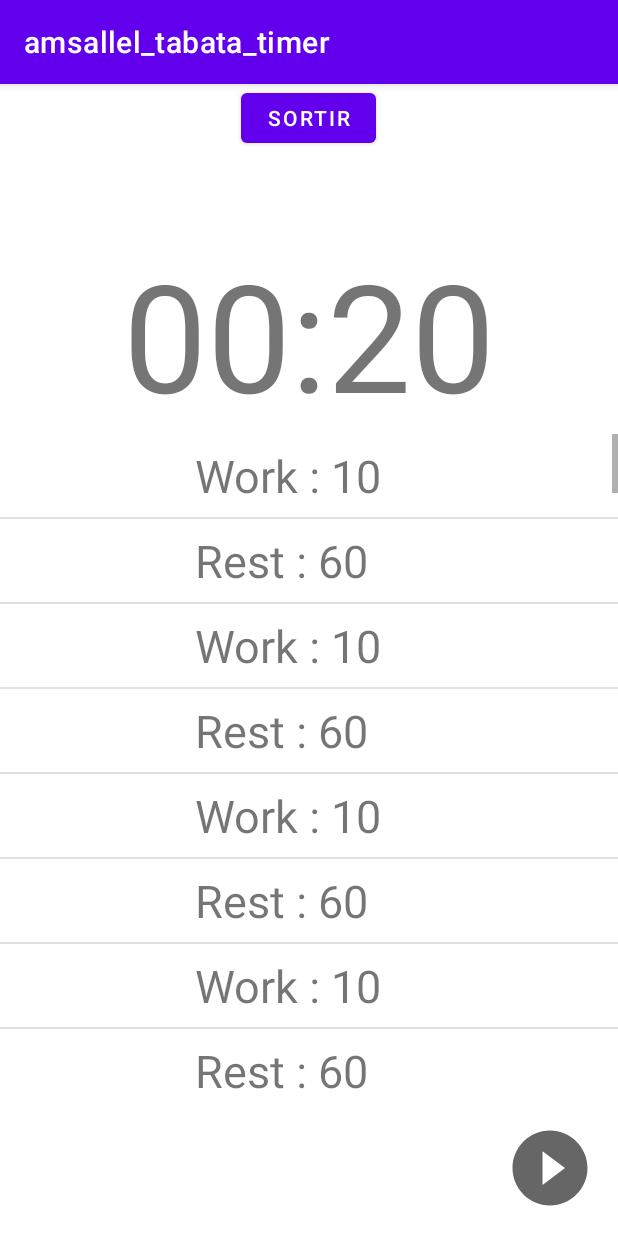
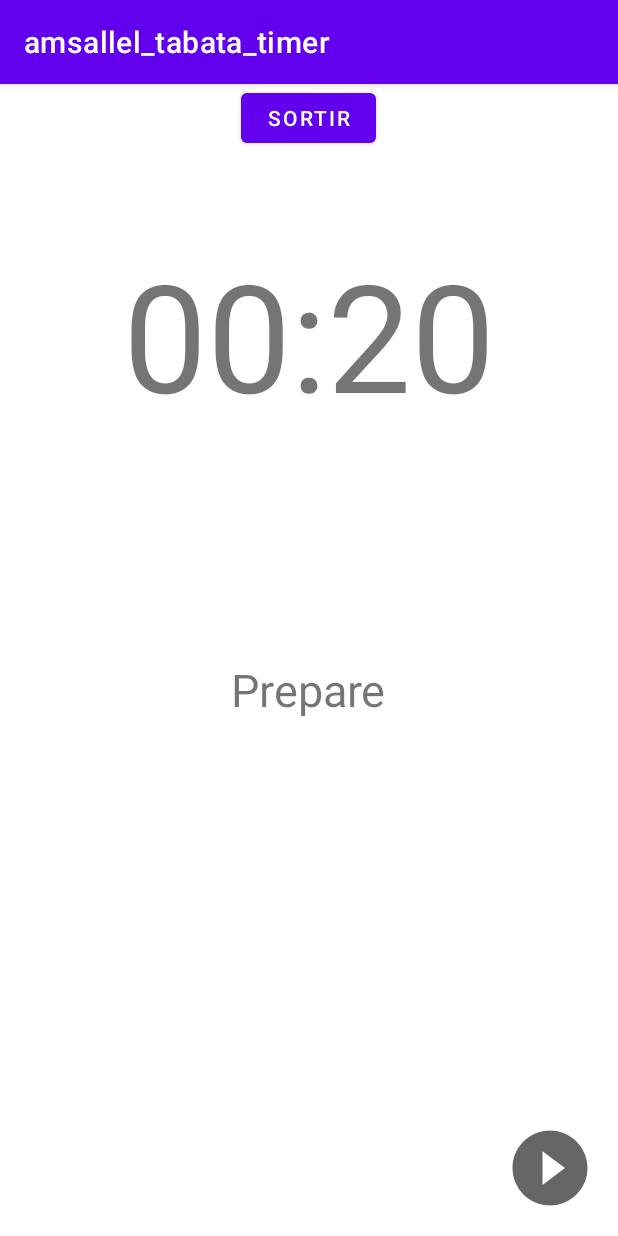
Before and after one commit to LamsaLL/tabata_timer, an Android app: the screen it shows after launch (WorkoutActivity), after a tap on "entrainement 2", on a phone screen of 412 x 824 dp. Run offline under Robolectric (Android 15) with nearby library versions, the phone set to English and light mode, and no system bars; our stand-ins replace Room's generated code.

Commit message:
fix: remove actions adapter and show only the current action label

```diff
--- a/app/src/main/java/com/example/amsallel_tabata_timer/ActionsAdapter.java
+++ /dev/null
@@ -1,46 +0,0 @@
-package com.example.amsallel_tabata_timer;
-
-import android.content.Context;
-import android.view.LayoutInflater;
-import android.view.View;
-import android.view.ViewGroup;
-import android.widget.ArrayAdapter;
-import android.widget.TextView;
-import android.widget.Toast;
-
-import com.example.amsallel_tabata_timer.data.Action;
-
-import java.util.List;
-
-public class ActionsAdapter extends ArrayAdapter<Action> {
-    public ActionsAdapter(Context mCtx, List<Action> actionList) {
-        super(mCtx, R.layout.template_action, actionList);
-    }
-
-    /**
-     * Remplit une ligne de la listView avec les informations de la multiplication associée
-     *
-     * @param position
-     * @param convertView
-     * @param parent
-     * @return
-     */
-    @Override
-    public View getView(int position, View convertView, ViewGroup parent) {
-
-        // Récupération de la multiplication
-        final Action action = getItem(position);
-
-        // Charge le template XML
-        LayoutInflater inflater = (LayoutInflater) getContext()
-                .getSystemService(Context.LAYOUT_INFLATER_SERVICE);
-        final View rowView = inflater.inflate(R.layout.template_action, parent, false);
-
-        // Récupération des objets graphiques dans le template
-        TextView textAction = (TextView) rowView.findViewById(R.id.textAction);
-
-        textAction.setText(action.getLabel()+" : "+action.getTimeValue());
-
-        return rowView;
-    }
-}
--- a/app/src/main/java/com/example/amsallel_tabata_timer/WorkoutActivity.java
+++ b/app/src/main/java/com/example/amsallel_tabata_timer/WorkoutActivity.java
@@ -1,6 +1,7 @@
 package com.example.amsallel_tabata_timer;
 
 import android.os.Bundle;
+import android.util.Log;
 import android.view.View;
 import android.widget.ListView;
 import android.widget.TextView;
@@ -14,13 +15,13 @@ import com.example.amsallel_tabata_timer.data.OnUpdateListener;
 import com.example.amsallel_tabata_timer.db.Workout;
 
 import java.util.ArrayList;
+import java.util.Arrays;
 
 public class WorkoutActivity extends AppCompatActivity implements OnUpdateListener{
 
-    private ActionsAdapter adapter;
-    private ListView actionList;
     // VIEW
     private TextView timerValue;
+    private TextView actionLabelView;
     // DATA
     private Counter counter;
 
@@ -44,25 +45,19 @@ public class WorkoutActivity extends AppCompatActivity implements OnUpdateListen
             actions.add(new Action("RBS", workout.getRestBtwSetsTime()));
         }
 
-        //get views
-        actionList = findViewById(R.id.actionList);
-
-        // Link adapter to listView
-        adapter = new ActionsAdapter(this, actions);
-        actionList.setAdapter(adapter);
+        actionLabelView = (TextView) findViewById(R.id.actionLabelView);
 
         // Récupérer la view
         timerValue = (TextView) findViewById(R.id.timerValue);
-
         // Initialiser l'objet Compteur
-        counter = new Counter(actions.remove(0).getTimeValue(), actions);
+        counter = new Counter(actions.get(0).getTimeValue(), actions);
+        actionLabelView.setText(actions.get(0).getLabel());
 
         // Abonner l'activité au compteur pour "suivre" les événements
         counter.addOnUpdateListener(this);
         // Mise à jour graphique
         updating();
 
-//        startCounter(actions.remove(0));
     }
 
     // Lancer le compteur
@@ -108,6 +103,7 @@ public class WorkoutActivity extends AppCompatActivity implements OnUpdateListen
         timerValue.setText("" + String.format("%02d",counter.getMinutes()) + ":"
                 + String.format("%02d", counter.getSecondes())
         );
+        actionLabelView.setText(counter.getActions().get(0).getLabel());
     }
 
     /**
--- a/app/src/main/java/com/example/amsallel_tabata_timer/data/Counter.java
+++ b/app/src/main/java/com/example/amsallel_tabata_timer/data/Counter.java
@@ -1,6 +1,7 @@
 package com.example.amsallel_tabata_timer.data;
 
 import android.os.CountDownTimer;
+import android.util.Log;
 
 import java.util.ArrayList;
 
@@ -11,6 +12,15 @@ public class Counter extends UpdateSource {
     // DATA
     private long updatedTime;
     private CountDownTimer timer;   // https://developer.android.com/reference/android/os/CountDownTimer.html
+
+    public ArrayList<Action> getActions() {
+        return actions;
+    }
+
+    public void setActions(ArrayList<Action> actions) {
+        this.actions = actions;
+    }
+
     private ArrayList<Action> actions;
 
     public Counter(long updatedTime, ArrayList<Action> actions) {
@@ -21,7 +31,7 @@ public class Counter extends UpdateSource {
     // Lancer le compteur
     public void start() {
             // Créer le CountDownTimer
-            timer = new CountDownTimer(updatedTime, 10) {
+            timer = new CountDownTimer(updatedTime, 500) {
 
                 // Callback fired on regular interval
                 public void onTick(long millisUntilFinished) {
@@ -34,7 +44,8 @@ public class Counter extends UpdateSource {
                 // Callback fired when the time is up
                 public void onFinish() {
                     if(actions.get(0) != null){
-                        updatedTime = actions.remove(0).getTimeValue() * 1000;
+                        actions.remove(0);
+                        updatedTime = actions.get(0).getTimeValue() * 1000;
                         Counter.this.start();
                     }
 
--- a/app/src/main/res/layout/activity_workout.xml
+++ b/app/src/main/res/layout/activity_workout.xml
@@ -22,14 +22,16 @@
         android:layout_centerHorizontal="true"
         android:text="00:00"
         android:textSize="100sp" />
-    <ListView
-        android:id="@+id/actionList"
-        android:layout_width="match_parent"
+
+    <TextView
+        android:id="@+id/actionLabelView"
+        android:layout_width="wrap_content"
         android:layout_height="wrap_content"
-        android:layout_above="@+id/playPauseButton"
-        android:layout_below="@+id/timerValue"
-        android:orientation="vertical"
-        android:choiceMode="singleChoice"
+        android:text="@string/action_label"
+        android:layout_below="@id/timerValue"
+        android:layout_centerHorizontal="true"
+        android:layout_marginTop="150dp"
+        android:textSize="30dp"
         />
 
     <ToggleButton
--- a/app/src/main/res/layout/template_action.xml
+++ /dev/null
@@ -1,15 +0,0 @@
-<?xml version="1.0" encoding="utf-8"?>
-<LinearLayout xmlns:android="http://schemas.android.com/apk/res/android"
-    android:layout_width="match_parent"
-    android:layout_height="wrap_content"
-    android:orientation="vertical"
-    android:padding="7dp">
-
-    <TextView
-        android:id="@+id/textAction"
-        android:layout_width="wrap_content"
-        android:layout_height="wrap_content"
-        android:layout_gravity="center"
-        android:hint="@string/action_title"
-        android:textSize="30sp"/>
-</LinearLayout>
--- a/app/src/main/res/values/strings.xml
+++ b/app/src/main/res/values/strings.xml
@@ -16,4 +16,5 @@
     <string name="start" > </string>
     <string name="pause" />
     <string name="action_title">Titre action</string>
+    <string name="action_label">action label</string>
 </resources>
```
